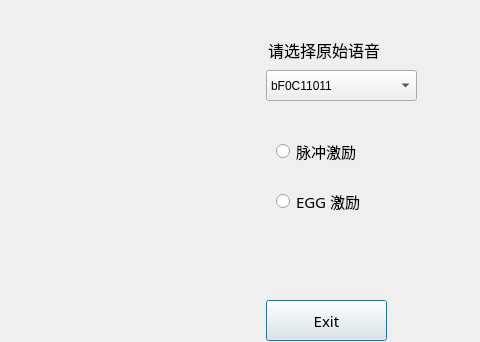
cptbtptp2333/QT_presentation, file EGG/klatt.ui: the form before one commit; both pictures show x 194 to 674 and y 0 to 342 of the 674 by 453 pixel window.
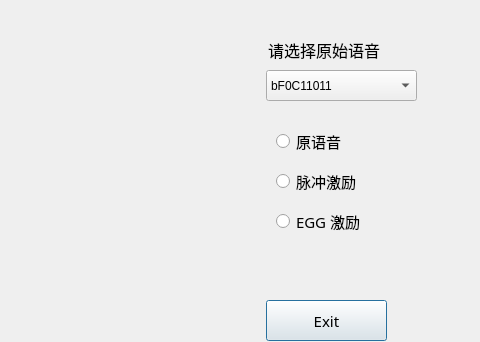
The form after the commit. Icons and pictures are not drawn.

Diff of the .ui file:
```diff
--- a/EGG/klatt.ui
+++ b/EGG/klatt.ui
@@ -69,10 +69,26 @@
      <x>470</x>
      <y>122</y>
      <width>101</width>
-     <height>111</height>
+     <height>121</height>
     </rect>
    </property>
    <layout class="QVBoxLayout" name="verticalLayout">
+    <item>
+     <widget class="QRadioButton" name="klatt_origin">
+      <property name="font">
+       <font>
+        <family>黑体</family>
+        <pointsize>11</pointsize>
+       </font>
+      </property>
+      <property name="cursor">
+       <cursorShape>ArrowCursor</cursorShape>
+      </property>
+      <property name="text">
+       <string>原语音</string>
+      </property>
+     </widget>
+    </item>
     <item>
      <widget class="QRadioButton" name="klatt_pulse">
       <property name="font">
```
Left out of the diff: 28 changed lines with no effect on the pictures.
